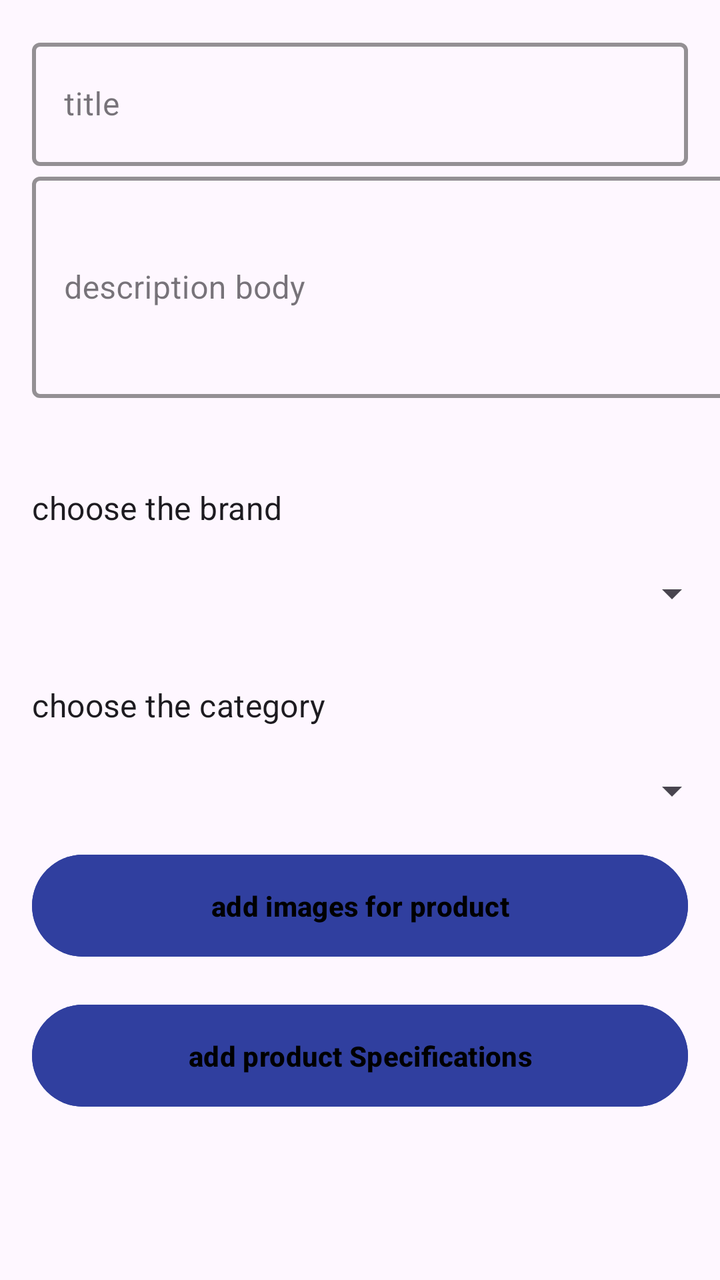
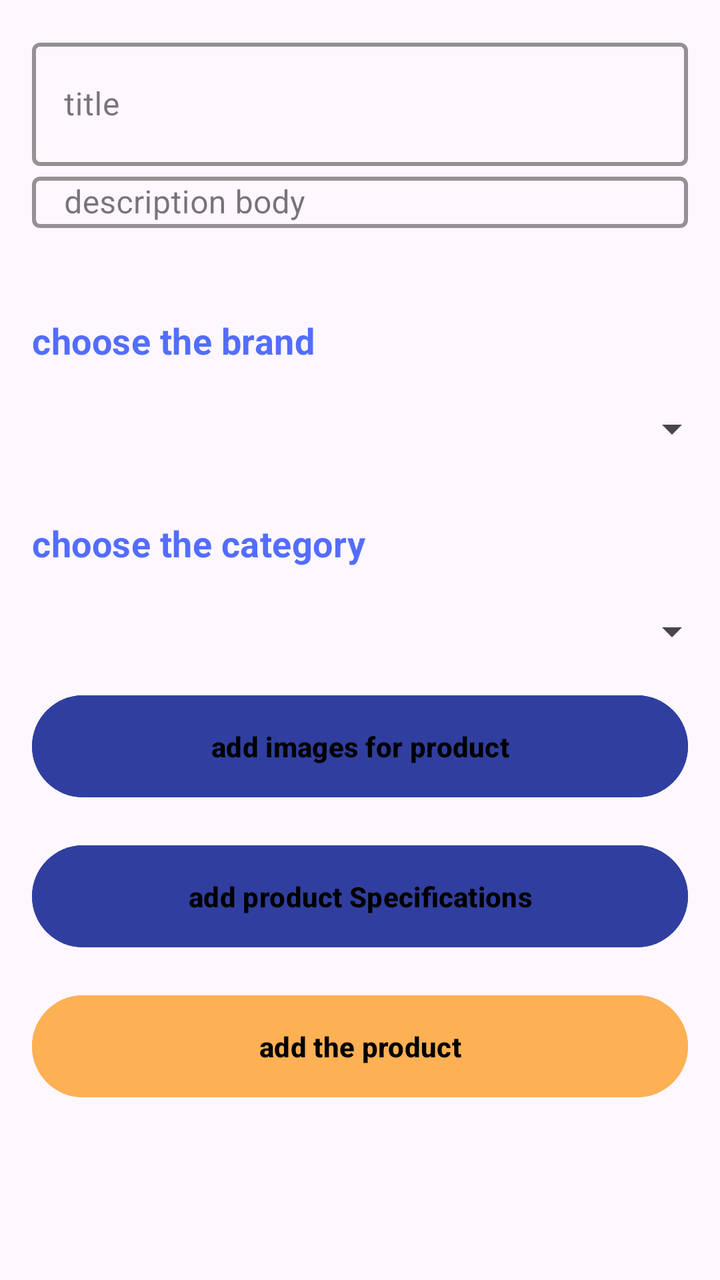

The first picture is an Android layout as it rendered before a commit; the second is the same layout after the commit. The layout source and the unified diff follow.
<!-- AndroidManifest.xml: application theme Theme.EcommerceAdmin -->
<!-- res/layout/fragment_new_product.xml -->
<?xml version="1.0" encoding="utf-8"?>
<androidx.constraintlayout.widget.ConstraintLayout xmlns:android="http://schemas.android.com/apk/res/android"
    xmlns:app="http://schemas.android.com/apk/res-auto"
    xmlns:tools="http://schemas.android.com/tools"
    android:id="@+id/frameLayout2"
    android:layout_width="match_parent"
    android:layout_height="match_parent"
    tools:context=".ui.home.MyProducts.NewProduct.NewProductFragment">

    <androidx.core.widget.NestedScrollView
        android:layout_width="match_parent"
        android:layout_height="match_parent"
        android:layout_marginBottom="75dp"
        >

        <androidx.constraintlayout.widget.ConstraintLayout
            android:layout_width="match_parent"
            android:layout_height="wrap_content"
            tools:context=".ui.products.createproduct.view.CreateProductFragment">

            <com.google.android.material.textfield.TextInputLayout
                android:id="@+id/title_input"
                style="@style/Widget.MaterialComponents.TextInputLayout.OutlinedBox.Dense"
                android:layout_width="0dp"
                android:layout_height="wrap_content"
                android:layout_margin="16dp"
                android:layout_marginTop="10dp"
                android:background="@android:color/transparent"
                android:textColor="@color/blue"
                app:boxStrokeColor="@color/amper"
                app:boxStrokeWidth="2dp"
                app:boxStrokeWidthFocused="2dp"
                app:endIconTint="@color/amper"
                app:layout_constraintEnd_toEndOf="parent"
                app:layout_constraintStart_toStartOf="parent"
                app:layout_constraintTop_toTopOf="parent">

                <EditText
                    android:id="@+id/title_text"
                    android:layout_width="match_parent"
                    android:layout_height="match_parent"
                    android:autofillHints="name"
                    android:hint="title"
                    android:inputType="text"
                    android:maxLength="40"
                    android:padding="20dp"
                    android:singleLine="true" />
            </com.google.android.material.textfield.TextInputLayout>


            <com.google.android.material.textfield.TextInputLayout
                android:id="@+id/description_input"
                style="@style/Widget.MaterialComponents.TextInputLayout.OutlinedBox.Dense"
                android:layout_width="458dp"
                android:layout_height="116dp"

                android:background="@android:color/transparent"
                android:textColor="@color/amper"
                app:boxStrokeColor="@color/amper"
                app:boxStrokeWidth="2dp"
                app:boxStrokeWidthFocused="2dp"
                app:endIconTint="@color/amper"
                app:layout_constraintEnd_toEndOf="@+id/title_input"
                app:layout_constraintHorizontal_bias="0.0"
                app:layout_constraintStart_toStartOf="@+id/title_input"
                app:layout_constraintTop_toBottomOf="@+id/title_input">

                <EditText
                    android:id="@+id/description_et"
                    android:layout_width="match_parent"
                    android:layout_height="match_parent"
                    android:autofillHints="name"
                    android:hint="description body"
                    android:inputType="text"
                    android:maxLines="5"
                    android:padding="2dp" />

            </com.google.android.material.textfield.TextInputLayout>

            <TextView
                android:id="@+id/brands_texts"
                style="@style/Widget.MaterialComponents.TextInputEditText.FilledBox.Dense"
                android:layout_width="match_parent"
                android:layout_height="wrap_content"
                android:layout_marginTop="24dp"
                android:text="choose the brand"
                android:maxLength="40"
                android:padding="20dp"
                android:singleLine="true"
                app:layout_constraintEnd_toEndOf="@+id/description_input"
                app:layout_constraintStart_toStartOf="@+id/description_input"
                app:layout_constraintTop_toBottomOf="@id/description_input" />

            <Spinner
                android:id="@+id/spinner_brand"
                android:layout_width="match_parent"
                android:layout_height="wrap_content"
                android:textColor="@color/amper"
                app:boxStrokeColor="@color/amper"
                app:boxStrokeWidth="2dp"
                app:boxStrokeWidthFocused="2dp"
                app:endIconTint="@color/amper"
                app:layout_constraintEnd_toEndOf="@+id/brands_texts"
                app:layout_constraintStart_toStartOf="@+id/brands_texts"
                app:layout_constraintTop_toBottomOf="@+id/brands_texts" />


            <TextView
                android:id="@+id/category_texts"
                style="@style/Widget.MaterialComponents.TextInputEditText.FilledBox.Dense"
                android:layout_width="match_parent"
                android:layout_height="wrap_content"
                android:layout_marginTop="37dp"

                android:text="choose the category"
                android:maxLength="40"
                android:padding="20dp"
                android:singleLine="true"
                app:layout_constraintEnd_toEndOf="@+id/spinner_brand"
                app:layout_constraintStart_toStartOf="@+id/spinner_brand"
                app:layout_constraintTop_toTopOf="@+id/spinner_brand" />

            <Spinner
                android:id="@+id/spinner_category"
                android:layout_width="match_parent"
                android:layout_height="wrap_content"
                android:textColor="@color/amper"
                app:boxStrokeColor="@color/amper"
                app:boxStrokeWidth="2dp"
                app:boxStrokeWidthFocused="2dp"
                app:endIconTint="@color/amper"
                app:layout_constraintEnd_toEndOf="@+id/category_texts"
                app:layout_constraintStart_toStartOf="@+id/category_texts"
                app:layout_constraintTop_toBottomOf="@+id/category_texts" />


            <ProgressBar
                android:id="@+id/progressBar"
                android:layout_width="wrap_content"
                android:layout_height="wrap_content"
                android:layout_gravity="center"

                android:visibility="gone"
                android:layout_marginTop="12dp"
                app:layout_constraintEnd_toEndOf="@+id/add_new_product_btn"
                app:layout_constraintStart_toStartOf="@+id/add_new_product_btn"
                app:layout_constraintTop_toBottomOf="@+id/add_specfications_btn" />


            <Button
                android:id="@+id/add_img_btn"
                android:layout_width="match_parent"
                android:layout_height="wrap_content"
                android:layout_gravity="bottom"
                android:layout_margin="16dp"
                android:backgroundTint="@color/blue2"

                android:paddingVertical="16dp"
                android:text="add images for product"

                android:textStyle="bold"
                app:layout_constraintEnd_toEndOf="@+id/spinner_category"
                app:layout_constraintStart_toStartOf="@+id/spinner_category"
                app:layout_constraintTop_toBottomOf="@+id/spinner_category" />

            <Button
                android:id="@+id/add_specfications_btn"
                android:layout_width="match_parent"
                android:layout_height="wrap_content"
                android:layout_gravity="bottom"
                android:layout_margin="16dp"
                android:layout_marginTop="40dp"
                android:backgroundTint="@color/blue2"
                android:paddingVertical="16dp"

                android:text="add product Specifications"

                android:textStyle="bold"
                app:layout_constraintEnd_toEndOf="@+id/add_img_btn"
                app:layout_constraintHorizontal_bias="1.0"
                app:layout_constraintStart_toStartOf="@+id/add_img_btn"
                app:layout_constraintTop_toBottomOf="@+id/add_img_btn" />

            <Button
                android:id="@+id/add_new_product_btn"
                android:layout_width="match_parent"
                android:layout_height="wrap_content"
                android:layout_gravity="bottom"
                android:layout_margin="16dp"
                android:backgroundTint="@color/amper"
                android:paddingVertical="16dp"
                android:text="add the product"
                android:textStyle="bold"
                app:layout_constraintEnd_toEndOf="@+id/add_specfications_btn"
                app:layout_constraintHorizontal_bias="0.0"
                app:layout_constraintStart_toStartOf="@+id/add_specfications_btn"
                app:layout_constraintTop_toBottomOf="@+id/progressBar" />

        </androidx.constraintlayout.widget.ConstraintLayout>


    </androidx.core.widget.NestedScrollView>



</androidx.constraintlayout.widget.ConstraintLayout>
<!-- resources referenced by this layout -->
<resources>
  <color name="amper">#FEB054</color>
  <color name="blue">#021E50</color>
  <color name="blue2">#303F9F</color>
  <style name="Theme.EcommerceAdmin" parent="Base.Theme.EcommerceAdmin" />
  <style name="Base.Theme.EcommerceAdmin" parent="Theme.Material3.DayNight.NoActionBar">
          
          
  
  
          <item name="colorPrimary">@color/blue</item>
          <item name="colorSecondary">@color/light_blue</item>
  
          <item name="colorOnPrimaryContainer">@color/amper</item>
          <item name="colorOnSecondaryContainer">@color/blue</item>
          <item name="colorPrimaryVariant">@color/light_blue</item>
          <item name="colorOnPrimary">@color/black</item>
          <item name="colorSecondaryVariant">@color/blue2</item>
          <item name="colorOnSecondary">@color/light_blue</item>
          <item name="android:statusBarColor">@color/dark_blue</item>
      </style>
  <color name="light_blue">#536DFE</color>
  <color name="black">#FF000000</color>
  <color name="dark_blue">#010C17</color>
</resources>

<!-- the commit's change to res/layout/fragment_new_product.xml (unified diff, before → after) -->
@@ -51,9 +51,8 @@
             <com.google.android.material.textfield.TextInputLayout
                 android:id="@+id/description_input"
                 style="@style/Widget.MaterialComponents.TextInputLayout.OutlinedBox.Dense"
-                android:layout_width="458dp"
-                android:layout_height="116dp"
-
+                android:layout_width="0dp"
+                android:layout_height="wrap_content"
                 android:background="@android:color/transparent"
                 android:textColor="@color/amper"
                 app:boxStrokeColor="@color/amper"
@@ -61,7 +60,6 @@
                 app:boxStrokeWidthFocused="2dp"
                 app:endIconTint="@color/amper"
                 app:layout_constraintEnd_toEndOf="@+id/title_input"
-                app:layout_constraintHorizontal_bias="0.0"
                 app:layout_constraintStart_toStartOf="@+id/title_input"
                 app:layout_constraintTop_toBottomOf="@+id/title_input">
 
@@ -71,9 +69,12 @@
                     android:layout_height="match_parent"
                     android:autofillHints="name"
                     android:hint="description body"
-                    android:inputType="text"
-                    android:maxLines="5"
-                    android:padding="2dp" />
+                    android:inputType="textMultiLine"
+                   android:maxLines="5"
+                  android:maxLength="300"
+                android:breakStrategy="high_quality"
+                android:scrollHorizontally="false"
+                android:padding="2dp" />
 
             </com.google.android.material.textfield.TextInputLayout>
 
@@ -83,10 +84,13 @@
                 android:layout_width="match_parent"
                 android:layout_height="wrap_content"
                 android:layout_marginTop="24dp"
-                android:text="choose the brand"
                 android:maxLength="40"
                 android:padding="20dp"
                 android:singleLine="true"
+                android:textStyle="bold"
+                android:textSize="18sp"
+                android:text="choose the brand"
+                android:textColor="?attr/colorControlActivated"
                 app:layout_constraintEnd_toEndOf="@+id/description_input"
                 app:layout_constraintStart_toStartOf="@+id/description_input"
                 app:layout_constraintTop_toBottomOf="@id/description_input" />
@@ -111,11 +115,13 @@
                 android:layout_width="match_parent"
                 android:layout_height="wrap_content"
                 android:layout_marginTop="37dp"
-
-                android:text="choose the category"
-                android:maxLength="40"
+                android:textStyle="bold"
+            android:textSize="18sp"
+            android:maxLength="40"
                 android:padding="20dp"
                 android:singleLine="true"
+                android:text="choose the category"
+                android:textColor="?attr/colorControlActivated"
                 app:layout_constraintEnd_toEndOf="@+id/spinner_brand"
                 app:layout_constraintStart_toStartOf="@+id/spinner_brand"
                 app:layout_constraintTop_toTopOf="@+id/spinner_brand" />
